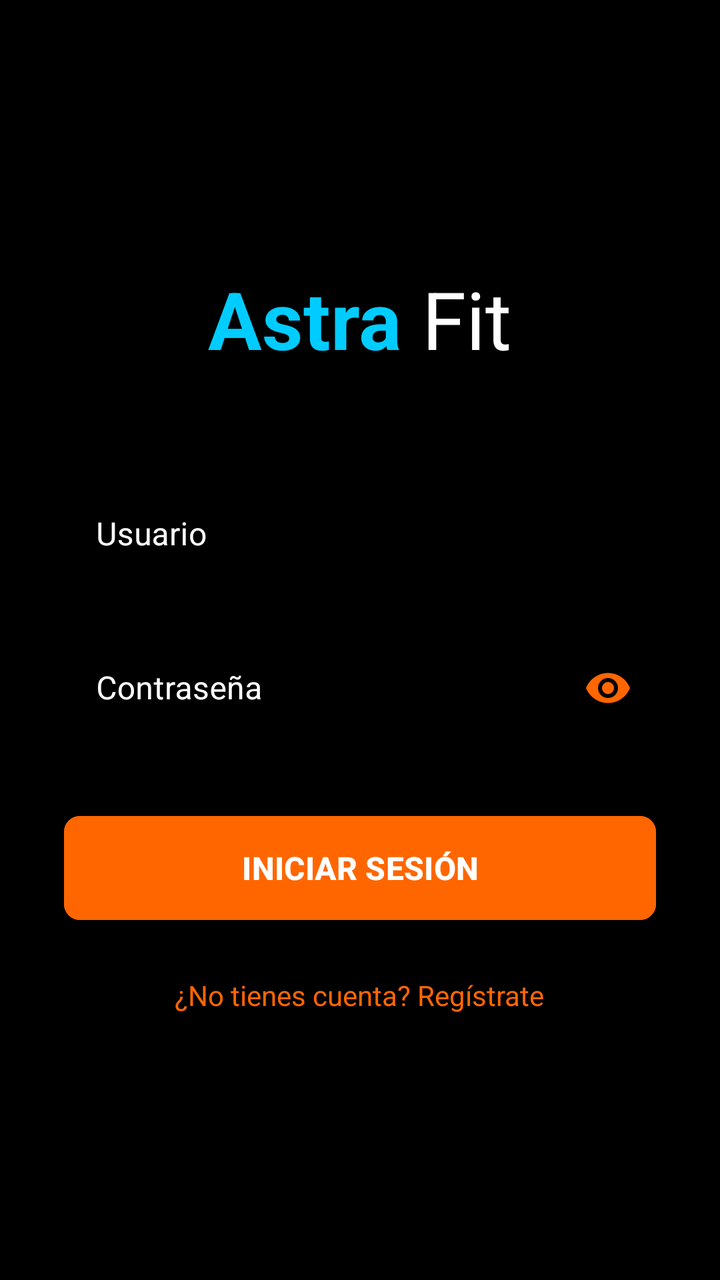
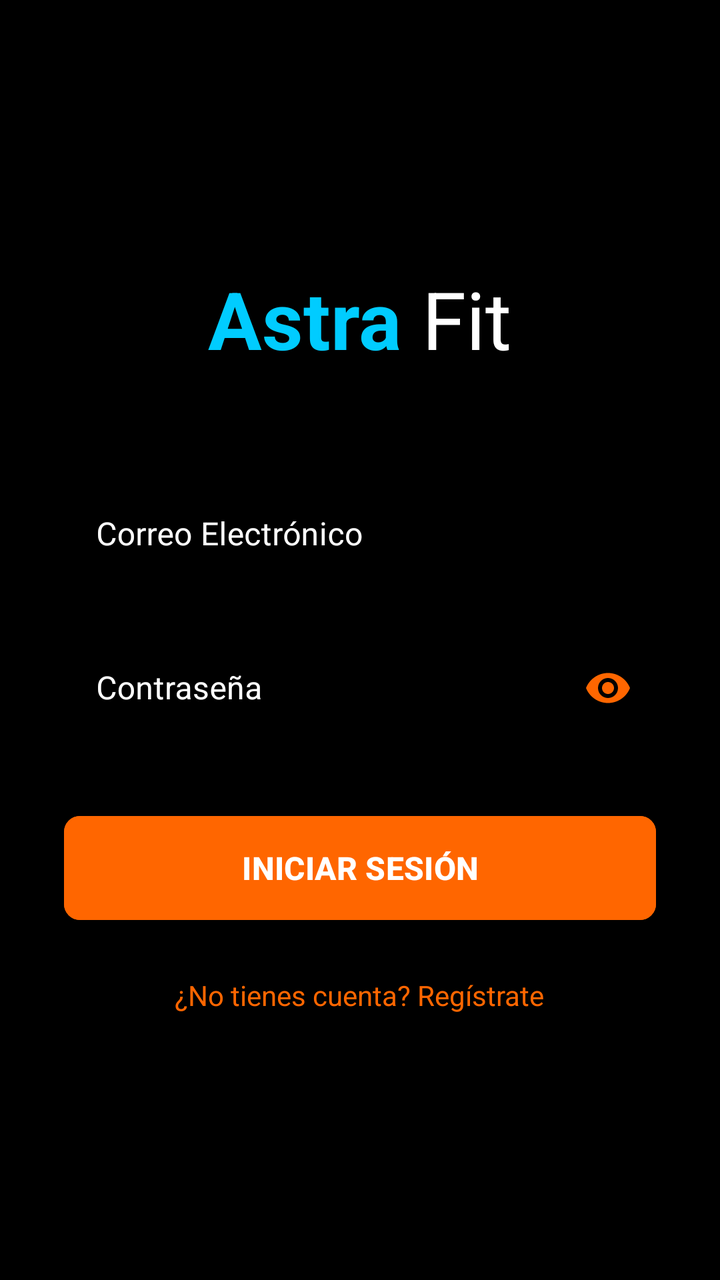

Screens rendered from an Android XML layout before and after an edit, with the pre-edit source and the edit as a unified diff.
<!-- AndroidManifest.xml: application theme Theme.AstraFItV1 -->
<!-- res/layout/activity_login.xml -->
<?xml version="1.0" encoding="utf-8"?>
<LinearLayout xmlns:android="http://schemas.android.com/apk/res/android"
    xmlns:app="http://schemas.android.com/apk/res-auto"
    android:layout_width="match_parent"
    android:layout_height="match_parent"
    android:background="@color/astra_black"
    android:gravity="center"
    android:orientation="vertical"
    android:padding="32dp">

    <LinearLayout
        android:layout_width="wrap_content"
        android:layout_height="wrap_content"
        android:layout_marginBottom="48dp"
        android:orientation="horizontal">
        <TextView
            android:layout_width="wrap_content"
            android:layout_height="wrap_content"
            android:text="Astra "
            android:textColor="@color/astra_blue"
            android:textSize="40sp"
            android:textStyle="bold" />
        <TextView
            android:layout_width="wrap_content"
            android:layout_height="wrap_content"
            android:text="Fit"
            android:textColor="@color/white"
            android:textSize="40sp" />
    </LinearLayout>

    <com.google.android.material.textfield.TextInputLayout
        android:layout_width="match_parent"
        android:layout_height="wrap_content"
        android:layout_marginBottom="16dp"
        android:hint="Usuario"
        android:textColorHint="@color/white"
        app:hintTextColor="@color/astra_orange"
        app:boxStrokeColor="@color/astra_orange"
        style="@style/Widget.MaterialComponents.TextInputLayout.OutlinedBox">

        <com.google.android.material.textfield.TextInputEditText
            android:id="@+id/et_username"
            android:layout_width="match_parent"
            android:layout_height="wrap_content"
            android:textColor="@color/white"
            android:inputType="text" />
    </com.google.android.material.textfield.TextInputLayout>

    <com.google.android.material.textfield.TextInputLayout
        android:layout_width="match_parent"
        android:layout_height="wrap_content"
        android:layout_marginBottom="32dp"
        android:hint="Contraseña"
        android:textColorHint="@color/white"
        app:hintTextColor="@color/astra_orange"
        app:boxStrokeColor="@color/astra_orange"
        app:passwordToggleEnabled="true"
        app:passwordToggleTint="@color/astra_orange"
        style="@style/Widget.MaterialComponents.TextInputLayout.OutlinedBox">

        <com.google.android.material.textfield.TextInputEditText
            android:id="@+id/et_password"
            android:layout_width="match_parent"
            android:layout_height="wrap_content"
            android:textColor="@color/white"
            android:inputType="textPassword" />
    </com.google.android.material.textfield.TextInputLayout>

    <Button
        android:id="@+id/btn_login"
        android:layout_width="match_parent"
        android:layout_height="60dp"
        android:text="INICIAR SESIÓN"
        android:textColor="@color/white"
        android:textSize="16sp"
        android:textStyle="bold"
        android:backgroundTint="@color/astra_orange"
        app:cornerRadius="8dp" />

    <TextView
        android:id="@+id/tv_go_to_register"
        android:layout_width="wrap_content"
        android:layout_height="wrap_content"
        android:layout_marginTop="24dp"
        android:text="¿No tienes cuenta? Regístrate"
        android:textColor="@color/astra_orange"
        android:textSize="14sp" />

</LinearLayout>
<!-- resources referenced by this layout -->
<resources>
  <color name="astra_black">#000000</color>
  <color name="astra_blue">#00CCFF</color>
  <color name="astra_orange">#FF6600</color>
  <color name="white">#FFFFFF</color>
  <style name="Theme.AstraFItV1" parent="Theme.Material3.DayNight.NoActionBar">
          
          <item name="android:windowBackground">@color/astra_black</item>
          
          <item name="android:statusBarColor">@color/astra_black</item>
          
          <item name="colorPrimary">@color/astra_orange</item>
      </style>
</resources>

<!-- the commit's change to res/layout/activity_login.xml (unified diff, before → after) -->
@@ -32,7 +32,7 @@
         android:layout_width="match_parent"
         android:layout_height="wrap_content"
         android:layout_marginBottom="16dp"
-        android:hint="Usuario"
+        android:hint="Correo Electrónico"
         android:textColorHint="@color/white"
         app:hintTextColor="@color/astra_orange"
         app:boxStrokeColor="@color/astra_orange"
